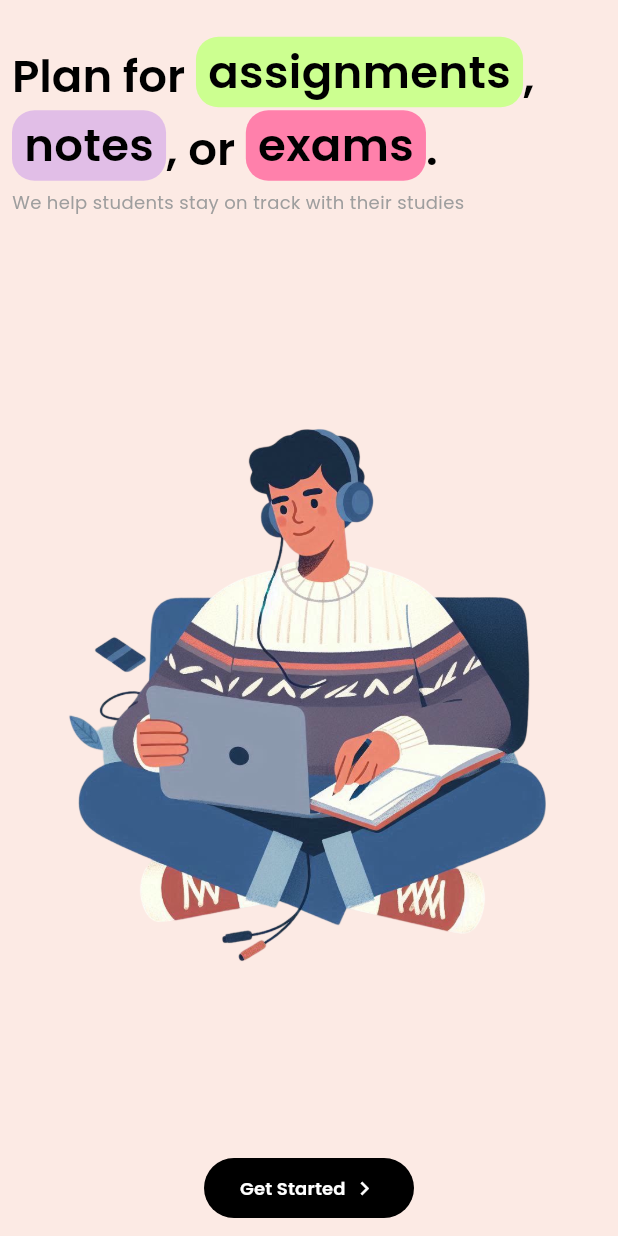
After one commit to dermpton/study_planner, a Flutter app: the screen it shows after launch, on a phone screen of 412 x 824 dp. The commit adds this screen. Run offline on Flutter 3.47's test engine with Material 3 defaults, Android fonts, the phone set to English and light mode, and no system bars; our stand-ins replace fl_chart, google_fonts, shared_preferences, syncfusion_flutter_calendar.

Commit message:
Draft #5: Onboarding Page Setup

```diff
--- a/lib/login_page.dart
+++ b/lib/login_page.dart
@@ -23,7 +23,7 @@ class _LoginPageState extends State<LoginPage> {
               children: [
                 SizedBox(height: 220),
                 Text(
-                  'Study Planner',
+                  'Study Planner App',
                   style: GoogleFonts.poppins(
                     fontSize: 30,
                     fontWeight: FontWeight.w600,
@@ -53,7 +53,6 @@ class _LoginPageState extends State<LoginPage> {
                     child: const Text('Login'),
                   ),
                 ),
-
                 SizedBox(height: 8),
                 SizedBox(
                   width: double.infinity,
--- a/lib/main.dart
+++ b/lib/main.dart
@@ -1,7 +1,7 @@
 import 'package:flutter/material.dart';
 import 'package:google_fonts/google_fonts.dart';
 import 'package:shared_preferences/shared_preferences.dart';
-import 'package:study_planner/splash_screen.dart';
+import 'package:study_planner/onboarding.dart';
 
 void main() {
   runApp(const StudyPlanner());
@@ -65,7 +65,7 @@ class _StudyPlannerState extends State<StudyPlanner> {
         useMaterial3: true,
       ),
       themeMode: _isDark ? ThemeMode.dark : ThemeMode.light,
-      home: SplashScreen(),
+      home: OnboardingPage(),
       // home: HomePage(isDark: _isDark, toggleDarkTheme: _toggleDarkTheme),
     );
   }
--- /dev/null
+++ b/lib/onboarding.dart
@@ -0,0 +1,147 @@
+import 'package:flutter/material.dart';
+import 'package:google_fonts/google_fonts.dart';
+
+class OnboardingPage extends StatelessWidget {
+  const OnboardingPage({super.key});
+
+  @override
+  Widget build(BuildContext context) {
+    return Scaffold(
+      backgroundColor: Theme.of(context).colorScheme.surfaceContainer,
+      body: Padding(
+        padding: const EdgeInsets.all(8),
+        child: SafeArea(
+          child: Center(
+            child: Column(
+              mainAxisAlignment: MainAxisAlignment.center,
+              children: [
+                const SizedBox(height: 16),
+                RichText(
+                  text: TextSpan(
+                    style: GoogleFonts.poppins(
+                      color: Colors.black,
+                      fontSize: 30,
+                      fontWeight: FontWeight.w600,
+                    ),
+
+                    children: <InlineSpan>[
+                      const TextSpan(text: "Plan "),
+                      const TextSpan(text: "for "),
+                      WidgetSpan(
+                        child: Container(
+                          padding: const EdgeInsets.symmetric(
+                            horizontal: 8.0,
+                            vertical: 2.0,
+                          ),
+                          decoration: BoxDecoration(
+                            color: Colors.lightGreenAccent[100],
+
+                            borderRadius: BorderRadius.circular(15),
+                          ),
+                          child: Text(
+                            "assignments",
+                            style: GoogleFonts.poppins(
+                              color: Colors.black,
+                              fontSize: 30,
+                              fontWeight: FontWeight.w600,
+                            ),
+                          ),
+                        ),
+                      ),
+                      const TextSpan(text: ", "),
+                      WidgetSpan(
+                        child: Container(
+                          padding: const EdgeInsets.symmetric(
+                            horizontal: 8.0,
+                            vertical: 2.0,
+                          ),
+                          decoration: BoxDecoration(
+                            color: Colors.purple[100],
+                            borderRadius: BorderRadius.circular(15),
+                          ),
+                          child: Text(
+                            "notes",
+                            style: GoogleFonts.poppins(
+                              color: Colors.black,
+                              fontSize: 30,
+                              fontWeight: FontWeight.w600,
+                            ),
+                          ),
+                        ),
+                      ),
+                      const TextSpan(text: ", "),
+                      const TextSpan(text: "or "),
+                      WidgetSpan(
+                        child: Container(
+                          padding: const EdgeInsets.symmetric(
+                            horizontal: 8.0,
+                            vertical: 2.0,
+                          ),
+                          decoration: BoxDecoration(
+                            color: Colors.pinkAccent[100],
+                            borderRadius: BorderRadius.circular(15),
+                          ),
+                          child: Text(
+                            "exams",
+                            style: GoogleFonts.poppins(
+                              color: Colors.black,
+                              fontSize: 30,
+                              fontWeight: FontWeight.w600,
+                            ),
+                          ),
+                        ),
+                      ),
+                      const TextSpan(text: "."),
+                    ],
+                  ),
+                ),
+                const SizedBox(height: 4),
+                Row(
+                  mainAxisAlignment: MainAxisAlignment.start,
+                  children: [
+                    Text(
+                      'We help students stay on track with their studies',
+                      style: GoogleFonts.poppins(
+                        color: Colors.grey,
+                        fontSize: 12,
+                      ),
+                    ),
+                  ],
+                ),
+                const SizedBox(height: 20),
+                Expanded(
+                  child: Image.asset(
+                    "assets/pngs/Student Studying - Transparent Background.png",
+                    height: 100,
+                  ),
+                ),
+                SizedBox(
+                  width: 140,
+                  child: FilledButton(
+                    onPressed: () {},
+                    style: FilledButton.styleFrom(
+                      backgroundColor: Colors.black,
+                    ),
+                    child: Row(
+                      mainAxisAlignment: MainAxisAlignment.spaceBetween,
+                      children: [
+                        Text(
+                          'Get Started',
+                          style: GoogleFonts.poppins(
+                            fontSize: 12,
+                            fontWeight: FontWeight.w600,
+                          ),
+                        ),
+                        Icon(Icons.chevron_right),
+                      ],
+                    ),
+                  ),
+                ),
+              ],
+            ),
+          ),
+        ),
+      ),
+    );
+  }
+}
--- a/pubspec.yaml
+++ b/pubspec.yaml
@@ -76,6 +76,7 @@ flutter:
      - assets/svgs/desk-lamp-svgrepo-com.svg
      - assets/pngs/Study Planner App Splash Screen.png
      - assets/pngs/Study Planner App Splash Screen -Transparent Background.png
+     - assets/pngs/Student Studying - Transparent Background.png
 
   # An image asset can refer to one or more resolution-specific "variants", see
   # https://flutter.dev/to/resolution-aware-images
```
Also changed, not shown: assets/pngs/Student Studying - Transparent Background.png (added).
